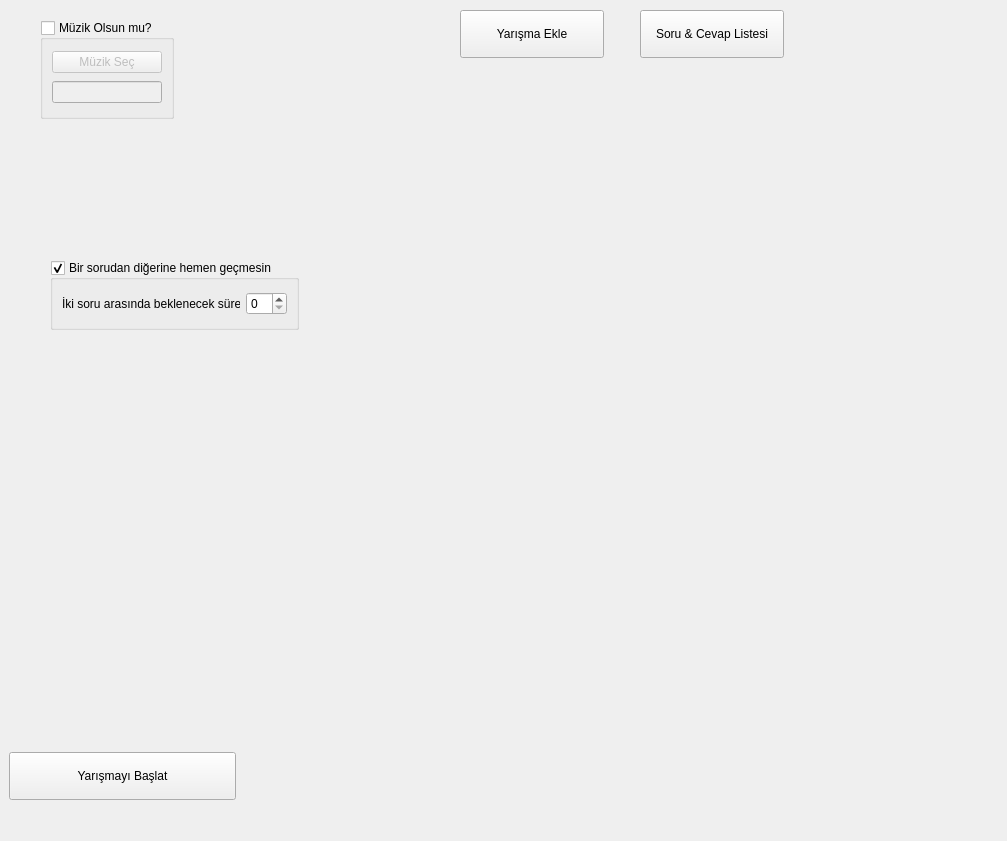
Old version of the form stackedwidget.ui in the repository atakli/BilgiYarismasi.
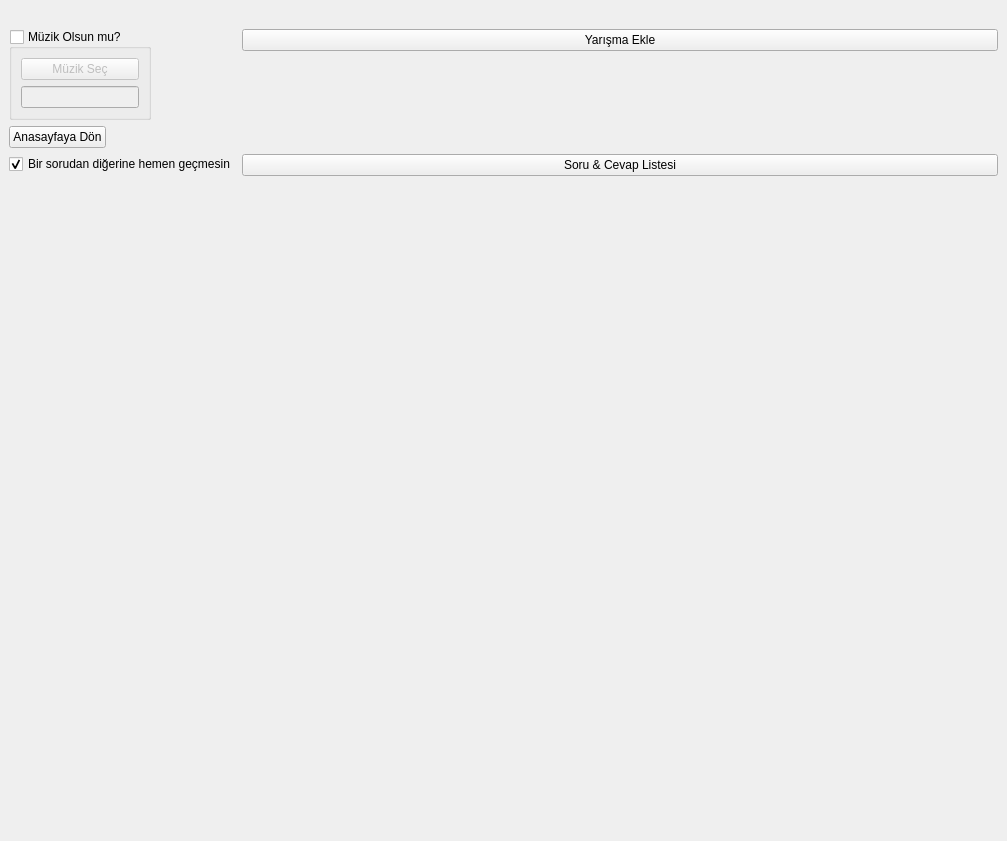
New version of the form. The open tabs and pages were chosen to show the change.

The edit to the form file:
```diff
--- a/stackedwidget.ui
+++ b/stackedwidget.ui
@@ -23,34 +23,9 @@
      <verstretch>0</verstretch>
     </sizepolicy>
    </property>
-   <widget class="QPushButton" name="startCompetitionPushButton">
-    <property name="geometry">
-     <rect>
-      <x>9</x>
-      <y>752</y>
-      <width>227</width>
-      <height>48</height>
-     </rect>
-    </property>
-    <property name="sizePolicy">
-     <sizepolicy hsizetype="Minimum" vsizetype="Fixed">
-      <horstretch>0</horstretch>
-      <verstretch>0</verstretch>
-     </sizepolicy>
-    </property>
-    <property name="text">
-     <string>Yarışmayı Başlat</string>
-    </property>
-   </widget>
+   <layout class="QFormLayout" name="formLayout">
+    <item row="0" column="1">
    <widget class="QLabel" name="musicNameLabel">
-    <property name="geometry">
-     <rect>
-      <x>433</x>
-      <y>17</y>
-      <width>16</width>
-      <height>34</height>
-     </rect>
-    </property>
     <property name="sizePolicy">
      <sizepolicy hsizetype="Preferred" vsizetype="Maximum">
       <horstretch>0</horstretch>
@@ -61,80 +36,9 @@
      <string/>
     </property>
    </widget>
-   <widget class="QPushButton" name="addCompetitionButton">
-    <property name="geometry">
-     <rect>
-      <x>460</x>
-      <y>10</y>
-      <width>144</width>
-      <height>48</height>
-     </rect>
-    </property>
-    <property name="text">
-     <string>Yarışma Ekle</string>
-    </property>
-   </widget>
-   <widget class="QPushButton" name="addQAButton">
-    <property name="geometry">
-     <rect>
-      <x>640</x>
-      <y>10</y>
-      <width>144</width>
-      <height>48</height>
-     </rect>
-    </property>
-    <property name="text">
-     <string>Soru &amp;&amp; Cevap Listesi</string>
-    </property>
-   </widget>
-   <widget class="QGroupBox" name="NextQGroupBox">
-    <property name="geometry">
-     <rect>
-      <x>50</x>
-      <y>260</y>
-      <width>249</width>
-      <height>70</height>
-     </rect>
-    </property>
-    <property name="title">
-     <string>Bir sorudan diğerine hemen geçmesin</string>
-    </property>
-    <property name="checkable">
-     <bool>true</bool>
-    </property>
-    <layout class="QHBoxLayout" name="horizontalLayout_3">
-     <item>
-      <layout class="QHBoxLayout" name="horizontalLayout">
-       <item>
-        <widget class="QLabel" name="label">
-         <property name="text">
-          <string>İki soru arasında beklenecek süre: </string>
-         </property>
-        </widget>
-       </item>
-       <item>
-        <widget class="QSpinBox" name="spinBox">
-         <property name="sizePolicy">
-          <sizepolicy hsizetype="Expanding" vsizetype="Fixed">
-           <horstretch>0</horstretch>
-           <verstretch>0</verstretch>
-          </sizepolicy>
-         </property>
-        </widget>
-       </item>
-      </layout>
-     </item>
-    </layout>
-   </widget>
+    </item>
+    <item row="1" column="0">
    <widget class="QGroupBox" name="musicGroupBox">
-    <property name="geometry">
-     <rect>
-      <x>40</x>
-      <y>20</y>
-      <width>134</width>
-      <height>99</height>
-     </rect>
-    </property>
     <property name="sizePolicy">
      <sizepolicy hsizetype="Minimum" vsizetype="Preferred">
       <horstretch>0</horstretch>
@@ -173,6 +77,45 @@
      </item>
     </layout>
    </widget>
+    </item>
+    <item row="1" column="1">
+     <widget class="QPushButton" name="addCompetitionButton">
+      <property name="text">
+       <string>Yarışma Ekle</string>
+      </property>
+     </widget>
+    </item>
+    <item row="3" column="0">
+     <widget class="QCheckBox" name="nextQuestionCheckBox">
+      <property name="text">
+       <string>Bir sorudan diğerine hemen geçmesin</string>
+      </property>
+      <property name="checked">
+       <bool>true</bool>
+      </property>
+     </widget>
+    </item>
+    <item row="3" column="1">
+     <widget class="QPushButton" name="addQAButton">
+      <property name="text">
+       <string>Soru &amp;&amp; Cevap Listesi</string>
+      </property>
+     </widget>
+    </item>
+    <item row="2" column="0">
+     <widget class="QPushButton" name="returnToMainPagePushButton">
+      <property name="sizePolicy">
+       <sizepolicy hsizetype="Minimum" vsizetype="Fixed">
+        <horstretch>0</horstretch>
+        <verstretch>0</verstretch>
+       </sizepolicy>
+      </property>
+      <property name="text">
+       <string>Anasayfaya Dön</string>
+      </property>
+     </widget>
+    </item>
+   </layout>
   </widget>
   <widget class="QWidget" name="competitionPage">
    <property name="sizePolicy">
```
Left out of the diff: 8 changed lines with no effect on the pictures. Lines whose indentation alone changed are shown as unchanged.
